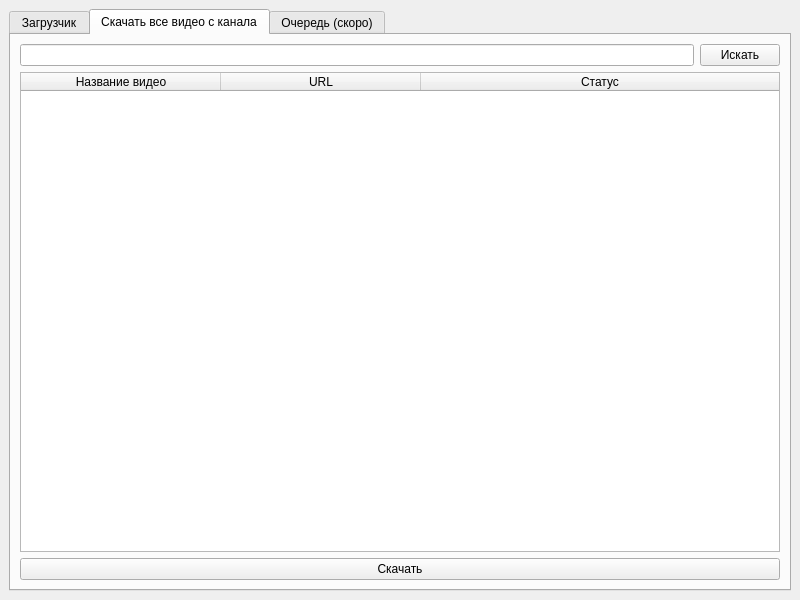
The window that start.ui (xvideosman228/YoutubeVideoDownloader) describes before a commit, drawn with Qt 5.
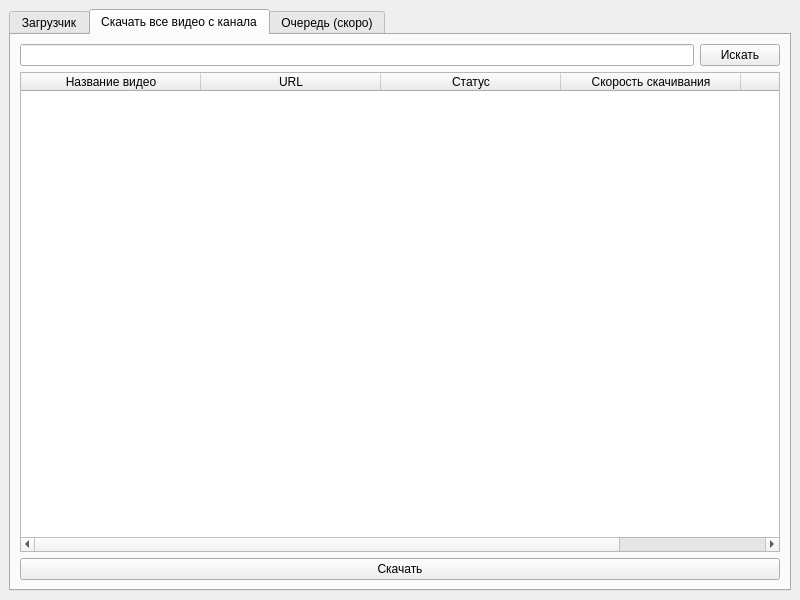
The same window after the commit.

```diff
--- a/start.ui
+++ b/start.ui
@@ -65,7 +65,7 @@
         <item row="1" column="0" colspan="2">
          <widget class="QTableWidget" name="channelTableVideos">
           <attribute name="horizontalHeaderDefaultSectionSize">
-           <number>200</number>
+           <number>180</number>
           </attribute>
           <attribute name="horizontalHeaderStretchLastSection">
            <bool>true</bool>
@@ -85,6 +85,16 @@
             <string>Статус</string>
            </property>
           </column>
+          <column>
+           <property name="text">
+            <string>Скорость скачивания</string>
+           </property>
+          </column>
+          <column>
+           <property name="text">
+            <string>Осталось</string>
+           </property>
+          </column>
          </widget>
         </item>
         <item row="2" column="0" colspan="2">
```
